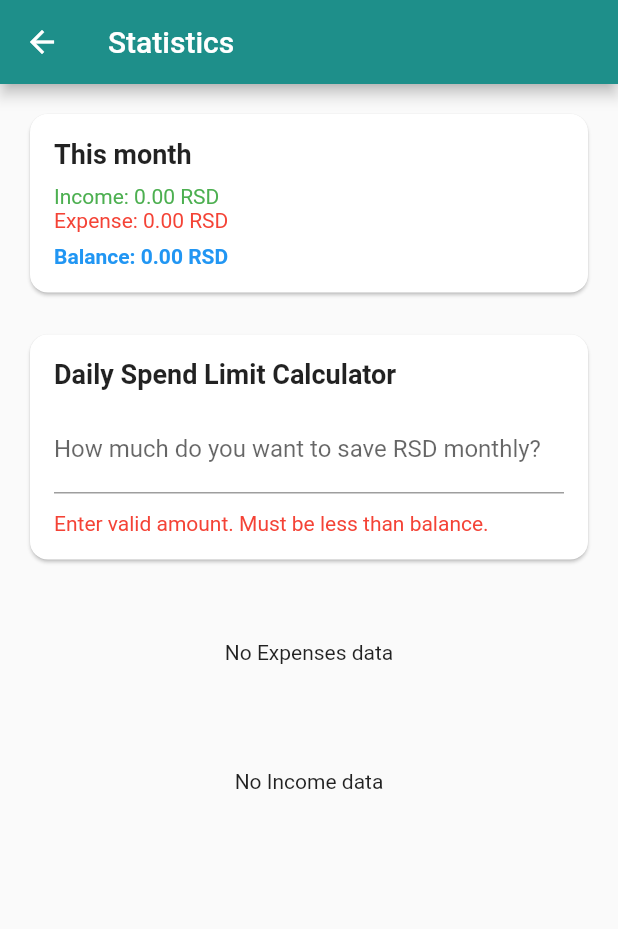
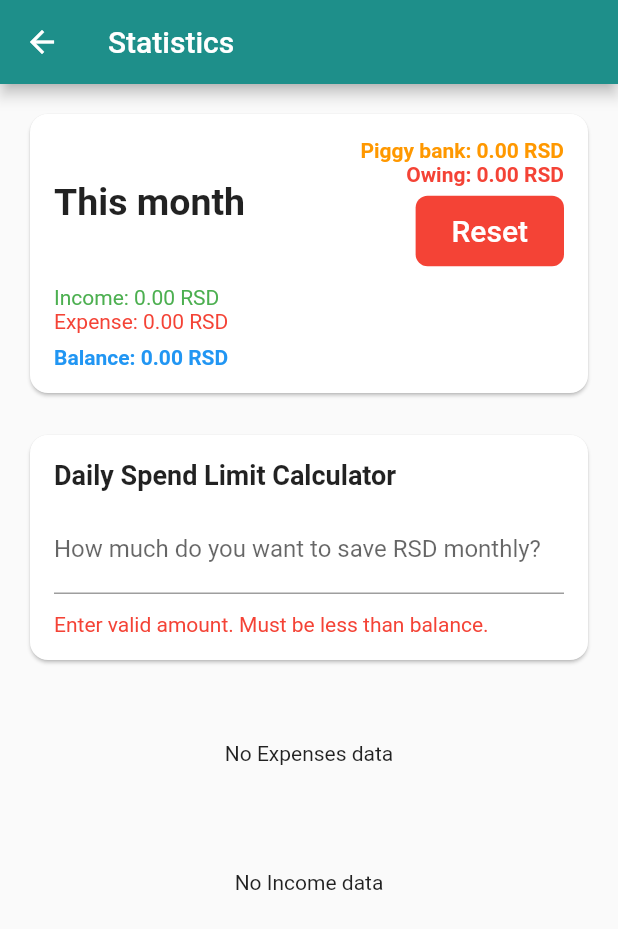
Before and after one commit to srdjankarlo/FlutterFinanceApp, a Flutter app: the StatisticsPage screen opened directly, on a phone screen of 412 x 824 dp. Shown: the top 929 px of the screen. Run offline on Flutter 3.47's test engine with Material 3 defaults, Android fonts, the phone set to English and light mode, and no system bars; our stand-ins replace shared_preferences, sqflite; accounts and stored records are empty.

```diff
--- /dev/null
+++ b/finance_app/lib/models/settings_model.dart
@@ -0,0 +1,29 @@
+class SettingsModel {
+  final int id;
+  final double piggyBank;
+  final double owing;
+  final String lastProcessedMonth;
+
+  SettingsModel({
+    required this.id,
+    required this.piggyBank,
+    required this.owing,
+    required this.lastProcessedMonth,
+  });
+
+  Map<String, dynamic> toMap() => {
+    'id': id,
+    'piggy_bank': piggyBank,
+    'owing': owing,
+    'last_processed_month': lastProcessedMonth,
+  };
+
+  factory SettingsModel.fromMap(Map<String, dynamic> map) {
+    return SettingsModel(
+      id: map['id'],
+      piggyBank: (map['piggy_bank'] ?? 0).toDouble(),
+      owing: (map['owing'] ?? 0).toDouble(),
+      lastProcessedMonth: map['last_processed_month'] ?? "",
+    );
+  }
+}
--- a/finance_app/lib/pages/statistics_page.dart
+++ b/finance_app/lib/pages/statistics_page.dart
@@ -1,10 +1,8 @@
 import 'package:flutter/material.dart';
 import 'package:provider/provider.dart';
-import 'package:fl_chart/fl_chart.dart';
-import 'package:intl/intl.dart';
-import 'package:collection/collection.dart'; // for mapIndexed
 import '../database/app_database.dart';
 import '../models/finance_item_model.dart';
+import '../models/settings_model.dart';
 import '../providers/main_currency_provider.dart';
 import '../services/currency_conversion_service.dart';
 
@@ -24,6 +22,8 @@ class _StatisticsPageState extends State<StatisticsPage> {
   Map<String, double> _expenseByCategory = {};
   Map<String, double> _incomeByCategory = {};
 
+  SettingsModel? _settings;
+
   final TextEditingController _saveController = TextEditingController();
 
   @override
@@ -40,8 +40,10 @@ class _StatisticsPageState extends State<StatisticsPage> {
     final monthStart = DateTime(now.year, now.month, 1);
     final monthEnd = DateTime(now.year, now.month + 1, 1);
 
+    // Load finance items
     final items = await db.getItemsBetween(monthStart, monthEnd);
-    final mainCurrency = Provider.of<MainCurrencyProvider>(context, listen: false).currency;
+    final mainCurrency =
+        Provider.of<MainCurrencyProvider>(context, listen: false).currency;
     final service = CurrencyConversionService.instance;
 
     // Convert all items to main currency
@@ -57,7 +59,6 @@ class _StatisticsPageState extends State<StatisticsPage> {
 
     double income = 0;
     double expense = 0;
-
     final expCat = <String, double>{};
     final incCat = <String, double>{};
 
@@ -70,6 +71,41 @@ class _StatisticsPageState extends State<StatisticsPage> {
         expense += conv;
         expCat[item.category] = (expCat[item.category] ?? 0) + conv;
       }
+    }
+
+    // Load settings
+    final settings = await db.getSettings();
+    final nowMonth = "${now.year}-${now.month.toString().padLeft(2, '0')}";
+
+    // Process accumulation if not done for this month
+    if (settings.lastProcessedMonth != nowMonth) {
+      final balance = income - expense;
+      double newPiggy = settings.piggyBank;
+      double newOwing = settings.owing;
+
+      if (balance > 0) {
+        newPiggy += balance;
+      } else if (balance < 0) {
+        newOwing += balance.abs();
+      }
+
+      await db.updateSettings(
+        SettingsModel(
+          id: 1,
+          piggyBank: newPiggy,
+          owing: newOwing,
+          lastProcessedMonth: nowMonth,
+        ),
+      );
+
+      _settings = SettingsModel(
+        id: 1,
+        piggyBank: newPiggy,
+        owing: newOwing,
+        lastProcessedMonth: nowMonth,
+      );
+    } else {
+      _settings = settings;
     }
 
     setState(() {
@@ -116,8 +152,6 @@ class _StatisticsPageState extends State<StatisticsPage> {
           style: const TextStyle(fontSize: 18, fontWeight: FontWeight.bold),
         ),
         const SizedBox(height: 12),
-
-        // AUTO SIZED SCROLLABLE LIST OF HORIZONTAL BARS
         ListView.builder(
           shrinkWrap: true,
           physics: const NeverScrollableScrollPhysics(),
@@ -127,10 +161,8 @@ class _StatisticsPageState extends State<StatisticsPage> {
             final val = entries[i].value;
             final percent = (val / total) * 100;
             final barWidthFactor = val / maxValue;
-
             final color = Colors.primaries[i % Colors.primaries.length];
 
-            // Text visibility inside bar
             final labelInside = barWidthFactor > 0.25;
             final labelColor = labelInside ? Colors.white : Colors.black;
 
@@ -138,23 +170,19 @@ class _StatisticsPageState extends State<StatisticsPage> {
               padding: const EdgeInsets.symmetric(vertical: 8),
               child: Row(
                 children: [
-                  // CATEGORY NAME
                   SizedBox(
                     width: 100,
                     child: Text(
                       cat,
-                      style: const TextStyle(fontSize: 14, fontWeight: FontWeight.w500),
+                      style: const TextStyle(
+                          fontSize: 14, fontWeight: FontWeight.w500),
                     ),
                   ),
-
                   const SizedBox(width: 12),
-
-                  // BAR + LABEL
                   Expanded(
                     child: Stack(
                       alignment: Alignment.centerLeft,
                       children: [
-                        // BAR
                         FractionallySizedBox(
                           widthFactor: barWidthFactor,
                           child: Container(
@@ -165,8 +193,6 @@ class _StatisticsPageState extends State<StatisticsPage> {
                             ),
                           ),
                         ),
-
-                        // LABEL (amount + percentage)
                         Positioned(
                           left: labelInside
                               ? 10
@@ -209,45 +235,135 @@ class _StatisticsPageState extends State<StatisticsPage> {
         children: [
           // MONTH SUMMARY
           Card(
-            shape: RoundedRectangleBorder(borderRadius: BorderRadius.circular(12)),
+            shape: RoundedRectangleBorder(
+                borderRadius: BorderRadius.circular(12)),
             child: Padding(
               padding: const EdgeInsets.all(16),
               child: Column(
                 crossAxisAlignment: CrossAxisAlignment.start,
                 children: [
-                  const Text("This month", style: TextStyle(fontWeight: FontWeight.bold, fontSize: 18)),
-                  const SizedBox(height: 10),
-                  Text("Income: ${_monthIncome.toStringAsFixed(2)} $main", style: const TextStyle(color: Colors.green)),
-                  Text("Expense: ${_monthExpense.toStringAsFixed(2)} $main", style: const TextStyle(color: Colors.red)),
+                  Row(
+                    mainAxisAlignment: MainAxisAlignment.spaceBetween,
+                    children: [
+                      const Text(
+                        "This month",
+                        style: TextStyle(
+                            fontWeight: FontWeight.bold, fontSize: 25),
+                      ),
+                      Column(
+                        crossAxisAlignment: CrossAxisAlignment.end,
+                        children: [
+                          Text(
+                            "Piggy bank: ${_settings?.piggyBank.toStringAsFixed(2) ?? "0"} $main",
+                            style: const TextStyle(
+                                color: Colors.orange,
+                                fontWeight: FontWeight.bold),
+                          ),
+                          Text(
+                            "Owing: ${_settings?.owing.toStringAsFixed(2) ?? "0"} $main",
+                            style: const TextStyle(
+                                color: Colors.red,
+                                fontWeight: FontWeight.bold),
+                          ),
+                          const SizedBox(height: 6),
+                          TextButton(
+                            onPressed: () async {
+                              final confirmed = await showDialog<bool>(
+                                context: context,
+                                builder: (context) => AlertDialog(
+                                  title: const Text("Confirm Reset"),
+                                  content: const Text(
+                                      "Are you sure you want to reset Piggy Bank and Owing Money values?"),
+                                  actions: [
+                                    TextButton(
+                                      onPressed: () => Navigator.of(context).pop(false),
+                                      child: const Text("Cancel"),
+                                    ),
+                                    ElevatedButton(
+                                      onPressed: () => Navigator.of(context).pop(true),
+                                      style: ElevatedButton.styleFrom(
+                                        backgroundColor: Colors.red,
+                                      ),
+                                      child: const Text("Reset"),
+                                    ),
+                                  ],
+                                ),
+                              );
+
+                              if (confirmed == true) {
+                                await AppDatabase.instance.updateSettings(SettingsModel(
+                                  id: 1,
+                                  piggyBank: 0,
+                                  owing: 0,
+                                  lastProcessedMonth: _settings!.lastProcessedMonth,
+                                ));
+
+                                setState(() => _settings = SettingsModel(
+                                  id: 1,
+                                  piggyBank: 0,
+                                  owing: 0,
+                                  lastProcessedMonth: _settings!.lastProcessedMonth,
+                                ));
+
+                                ScaffoldMessenger.of(context).showSnackBar(
+                                  const SnackBar(content: Text("Values have been reset.")),
+                                );
+                              }
+                            },
+                            style: TextButton.styleFrom(
+                              backgroundColor: Colors.red, // button color
+                              foregroundColor: Colors.white, // text color
+                              padding: const EdgeInsets.symmetric(horizontal: 24, vertical: 12),
+                              shape: RoundedRectangleBorder(
+                                borderRadius: BorderRadius.circular(8),
+                              ),
+                            ),
+                            child: const Text(
+                              "Reset",
+                              style: TextStyle(fontSize: 20),
+                            ),
+                          ),
+                        ],
+                      ),
+                    ],
+                  ),
+                  const SizedBox(height: 12),
+                  Text("Income: ${_monthIncome.toStringAsFixed(2)} $main",
+                      style: const TextStyle(color: Colors.green)),
+                  Text("Expense: ${_monthExpense.toStringAsFixed(2)} $main",
+                      style: const TextStyle(color: Colors.red)),
                   const SizedBox(height: 8),
                   Text(
                     "Balance: ${balance.toStringAsFixed(2)} $main",
                     style: TextStyle(
-                        fontWeight: FontWeight.bold,
-                        color: balance >= 0 ? Colors.blue : Colors.redAccent),
+                      fontWeight: FontWeight.bold,
+                      color: balance >= 0 ? Colors.blue : Colors.redAccent,
+                    ),
                   ),
                 ],
               ),
             ),
           ),
-
           const SizedBox(height: 20),
 
-          // SAVINGS CALCULATOR
+          // DAILY SPEND LIMIT
           Card(
-            shape: RoundedRectangleBorder(borderRadius: BorderRadius.circular(12)),
+            shape: RoundedRectangleBorder(
+                borderRadius: BorderRadius.circular(12)),
             child: Padding(
               padding: const EdgeInsets.all(16),
               child: Column(
                 crossAxisAlignment: CrossAxisAlignment.start,
                 children: [
                   const Text("Daily Spend Limit Calculator",
-                      style: TextStyle(fontWeight: FontWeight.bold, fontSize: 18)),
+                      style: TextStyle(
+                          fontWeight: FontWeight.bold, fontSize: 18)),
                   const SizedBox(height: 10),
                   TextField(
                     controller: _saveController,
                     decoration: InputDecoration(
-                        labelText: "How much do you want to save $main monthly?"),
+                        labelText:
+                        "How much do you want to save $main monthly?"),
                     keyboardType: TextInputType.number,
                     onChanged: (_) => setState(() {}),
                   ),
@@ -260,21 +376,20 @@ class _StatisticsPageState extends State<StatisticsPage> {
                   else
                     Text(
                       "You can spend: ${dailyLimit.toStringAsFixed(2)} $main per day",
-                      style: const TextStyle(fontWeight: FontWeight.bold, color: Colors.blue),
+                      style: const TextStyle(
+                          fontWeight: FontWeight.bold, color: Colors.blue),
                     ),
                 ],
               ),
             ),
           ),
-
           const SizedBox(height: 30),
 
-          // PIE CHART – EXPENSES
+          // EXPENSES BAR CHART
           _buildHorizontalBarChart(_expenseByCategory, "Expenses"),
-
           const SizedBox(height: 30),
 
-          // PIE CHART – INCOME
+          // INCOME BAR CHART
           _buildHorizontalBarChart(_incomeByCategory, "Income"),
         ],
       ),
```
Also changed, not shown: finance_app/lib/database/app_database.dart (+38 -0 lines), finance_app/lib/providers/main_currency_provider.dart (+19 -2 lines).
